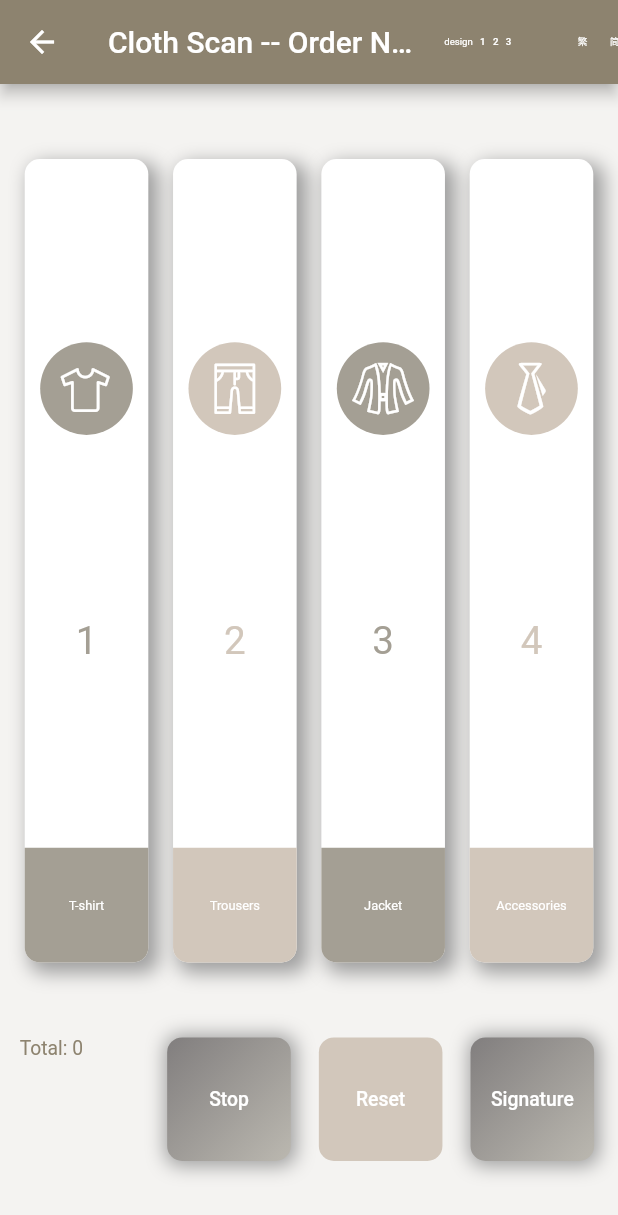
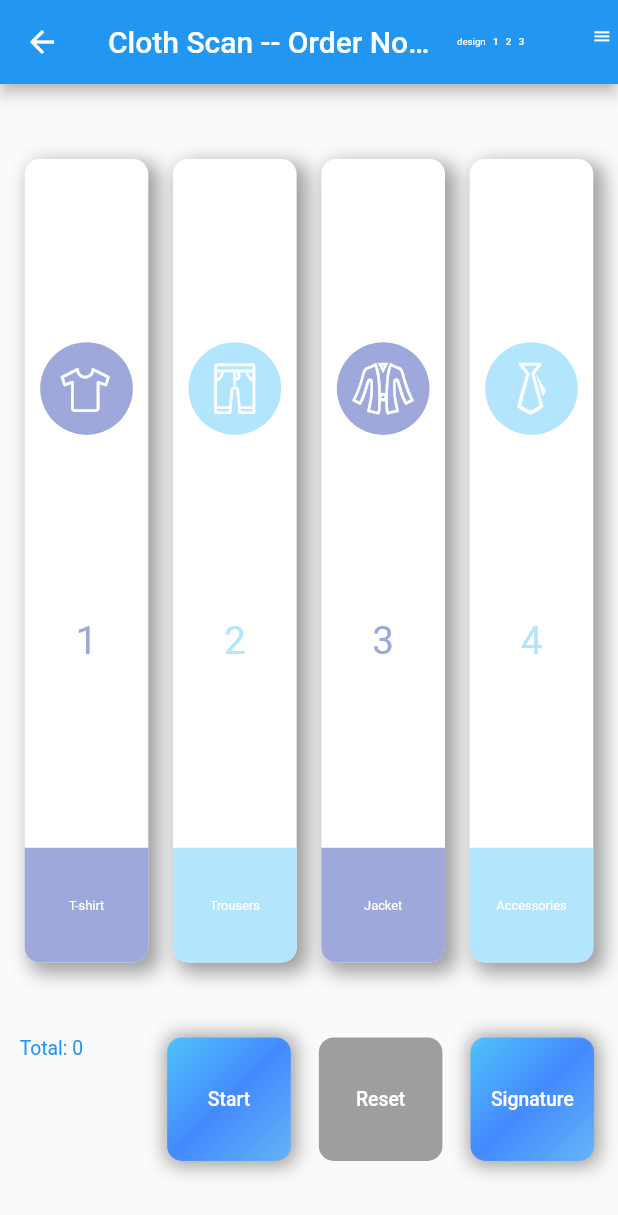
Before and after one commit to Jade-Zhang719/RFID-Gateway, a Flutter app: the ScanConfirmPage screen opened directly, on a phone screen of 412 x 824 dp. Shown: the top 1215 px of the screen. Run offline on Flutter 3.47's test engine with Material 2 defaults, Android fonts, the phone set to English and light mode, and no system bars; drawn by our look-alikes of flutter_easyloading, oktoast; our stand-ins replace chewie, date_format, dotted_border, progress_indicators, video_player; missing offline and left inert: hand_signature, signalr_client; network calls fail; project files that could hold a hidden picture were left out.

Commit message:
change color

```diff
--- a/lib/calendar/dayPickerForEnquiry.dart
+++ b/lib/calendar/dayPickerForEnquiry.dart
@@ -55,7 +55,7 @@
       selectedDateStyle: TextStyle(color: Colors.white),
       selectedSingleDateDecoration: BoxDecoration(
         shape: BoxShape.circle,
-        color: Color(0XFFA49F94),
+        color: Colors.blue,
       ),
     );
     return Container(
--- a/lib/calendar/dayPickerForHome.dart
+++ b/lib/calendar/dayPickerForHome.dart
@@ -56,7 +56,7 @@
       selectedDateStyle: TextStyle(color: Colors.white),
       selectedSingleDateDecoration: BoxDecoration(
         shape: BoxShape.circle,
-        color: Color(0XFFA49F94),
+        color: Colors.blue,
       ),
     );
     return Container(
--- a/lib/calendar/src/date_picker_mixin.dart
+++ b/lib/calendar/src/date_picker_mixin.dart
@@ -26,7 +26,7 @@
       final String weekday = localizations.narrowWeekdays[i];
       result.add(ExcludeSemantics(
         child: Container(
-          color: Color(0XFFA49F94),
+          color: Colors.blue,
           child: Center(
             child: Text(weekday,
                 style: (i % 7 == 0)
--- a/lib/language/languageSetting.dart
+++ b/lib/language/languageSetting.dart
@@ -4,6 +4,8 @@
 
 import 'translation/application.dart';
 import 'translation/localization.dart';
+
+List<String> languages = ["EN", "简", "繁"];
 
 class LanguageSetting extends StatefulWidget {
   @override
@@ -15,6 +17,8 @@
     applic.onLocaleChanged(locale);
   }
 
+  String dropdownValue = "EN";
+
   @override
   Widget build(BuildContext context) {
     double height = MediaQuery.of(context).size.height;
@@ -22,47 +26,45 @@
 
     double screenRadio = [width / 960, height / 552].reduce(min);
 
-    Container _languageSettingButtonBulder(String language, String lanCode) {
     return Container(
-        width: 50 * screenRadio,
-        child: FlatButton(
+      margin: EdgeInsets.only(right: 10 * screenRadio),
+      child: DropdownButton<String>(
+        dropdownColor: Theme.of(context).scaffoldBackgroundColor,
+        iconEnabledColor: Theme.of(context).primaryColor,
+        icon: Icon(
+          Icons.menu,
+          color: Colors.white,
+        ),
+        iconSize: 30 * screenRadio,
+        // value: dropdownValue,
+        onChanged: (String newValue) {
+          setState(() {
+            dropdownValue = newValue;
+            if (newValue == "EN")
+              changeLanguage(Locale("en", ""));
+            else if (newValue == "简")
+              changeLanguage(Locale("zh", ""));
+            else
+              changeLanguage(Locale("tw", ""));
+          });
+        },
+        underline: Container(),
+        items: languages.map<DropdownMenuItem<String>>((String language) {
+          return DropdownMenuItem<String>(
+            value: language,
+            child: Container(
+              width: 40 * screenRadio,
+              alignment: Alignment.center,
               child: Text(
                 language,
                 style: TextStyle(
-              color: Colors.white,
-              fontSize: 15 * screenRadio,
+                    color: Theme.of(context).primaryColor,
+                    fontSize: 15 * screenRadio),
               ),
             ),
-          onPressed: () {
-            setState(() {
-              changeLanguage(Locale(lanCode, ""));
-            });
-          },
+          );
+        }).toList(),
       ),
     );
   }
-
-    return Container(
-      child: Translations.currentLocale == Locale("en", "")
-          ? Row(
-              children: [
-                _languageSettingButtonBulder("繁", "tw"),
-                _languageSettingButtonBulder("简", "zh"),
-              ],
-            )
-          : (Translations.currentLocale == Locale("tw", "")
-              ? Row(
-                  children: [
-                    _languageSettingButtonBulder("EN", "en"),
-                    _languageSettingButtonBulder("简", "zh"),
-                  ],
-                )
-              : Row(
-                  children: [
-                    _languageSettingButtonBulder("繁", "tw"),
-                    _languageSettingButtonBulder("EN", "en"),
-                  ],
-                )),
-    );
 }
-}
--- a/lib/pages/scanConfirm.dart
+++ b/lib/pages/scanConfirm.dart
@@ -28,6 +28,7 @@
 
   int itemType;
 
+  bool isStart = false;
   dynamic scannedProduct;
   List scannedEpcs = [];
 
@@ -95,8 +96,11 @@
       ],
       gradient: LinearGradient(
         colors: [
-          Color(0XFF817E7E),
-          Color(0XFFBBB8B0),
+          Colors.lightBlue[300],
+          Colors.blueAccent,
+          Colors.blue[300],
+          // Color(0XFF817E7E),
+          // Color(0XFFBBB8B0),
         ],
         begin: Alignment.topLeft,
         end: Alignment.bottomRight,
@@ -421,10 +425,10 @@
                   ? Row(
                       mainAxisAlignment: MainAxisAlignment.spaceEvenly,
                       children: [
-                        _itemBuilder1("T-shirt", 1, Color(0XFFA49F94)),
+                        _itemBuilder1("T-shirt", 1, Colors.indigo[200]),
                         _itemBuilder1(
                             "Trousers", 2, Theme.of(context).accentColor),
-                        _itemBuilder1("Jacket", 3, Color(0XFFA49F94)),
+                        _itemBuilder1("Jacket", 3, Colors.indigo[200]),
                         _itemBuilder1(
                             "Accessories", 4, Theme.of(context).accentColor),
                       ],
@@ -433,10 +437,12 @@
                       ? Row(
                           mainAxisAlignment: MainAxisAlignment.spaceEvenly,
                           children: [
-                            _itemBuilder2("T-shirt", 1, Color(0XFFA49F94)),
+                            _itemBuilder2("T-shirt", 1, Colors.indigo[200]
+                                // Color(0XFFA49F94)
+                                ),
                             _itemBuilder2(
                                 "Trousers", 2, Theme.of(context).accentColor),
-                            _itemBuilder2("Jacket", 3, Color(0XFFA49F94)),
+                            _itemBuilder2("Jacket", 3, Colors.indigo[200]),
                             _itemBuilder2("Accessories", 4,
                                 Theme.of(context).accentColor),
                           ],
@@ -445,12 +451,12 @@
                           spacing: width * 0.04,
                           runSpacing: height * 0.05,
                           children: [
-                            _itemBuilder3("T-shirt", 1, Color(0XFFA49F94)),
+                            _itemBuilder3("T-shirt", 1, Colors.indigo[200]),
                             _itemBuilder3(
                                 "Trousers", 2, Theme.of(context).accentColor),
                             _itemBuilder3(
                                 "Jacket", 3, Theme.of(context).accentColor),
-                            _itemBuilder3("Accessories", 4, Color(0XFFA49F94)),
+                            _itemBuilder3("Accessories", 4, Colors.indigo[200]),
                           ],
                         ),
               Row(
@@ -474,20 +480,22 @@
                       alignment: Alignment.center,
                       decoration: buttonBox,
                       child: Text(
-                        (this._rfidHub.getConnectionState() ==
-                                HubConnectionState.Disconnected)
+                        !isStart
                             ? '${Translations.of(context).text("Start")}'
                             : '${Translations.of(context).text("Stop")}',
                         style: TextStyle(
                             color: Colors.white, fontSize: 30 * screenRadio),
                       ),
                     ),
-                    onPressed: (this._rfidHub.getConnectionState() ==
-                            HubConnectionState.Disconnected)
+                    onPressed: !isStart
                         ? () async {
                             EasyLoading.show(
                                 status:
                                     '${Translations.of(context).text("Scanning...")}');
+                            setState(() {
+                              isStart = !isStart;
+                            });
+
                             await this._rfidHub.connect().then((value) {
                               if (this._rfidHub.getConnectionState() ==
                                   HubConnectionState.Connected) {
@@ -545,6 +553,10 @@
                         : () async {
                             await _rfidHub.disconnect();
                             EasyLoading.dismiss();
+                            setState(() {
+                              isStart = !isStart;
+                            });
+
                             print(this._rfidHub.getConnectionState());
 
                             // for (String e in this.scannedEpcs) {
@@ -563,7 +575,7 @@
                             //     });
                             //   }
                             // }
-                            setState(() {});
+                            //   setState(() {});
                           },
                   ),
                   FlatButton(
@@ -578,7 +590,7 @@
                           ? buttonBox
                           : BoxDecoration(
                               borderRadius: BorderRadius.circular(10),
-                              color: Theme.of(context).accentColor,
+                              color: Colors.grey,
                             ),
                       child: Text(
                         '${Translations.of(context).text("Reset")}',
--- a/lib/pages/staff.dart
+++ b/lib/pages/staff.dart
@@ -51,7 +51,6 @@
           },
         ),
         actions: [
-          LanguageSetting(),
           FlatButton(
             padding: EdgeInsets.all(0),
             child: Container(
@@ -69,6 +68,7 @@
               );
             },
           ),
+          LanguageSetting(),
         ],
       ),
       body: SafeArea(
```
Also changed, not shown: lib/main.dart (+8 -4 lines), lib/pages/home.dart (+8 -5 lines), lib/pages/serviceProvider.dart (+12 -10 lines). Lines whose indentation alone changed are shown as unchanged.
